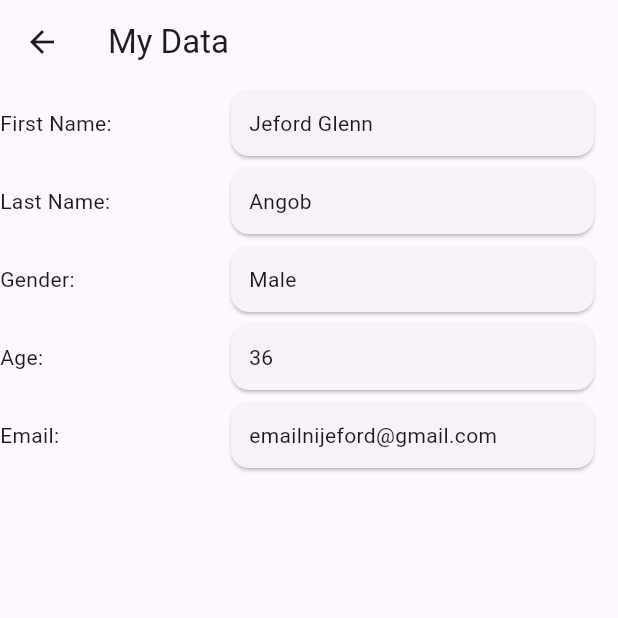
After one commit to fordy27/Mypage, a Flutter app: the screen it shows after launch, after a tap on "5.) My Data", on a phone screen of 412 x 824 dp, the top half of it. The commit adds this screen. Run offline on Flutter 3.47's test engine with Material 2 defaults, Android fonts, the phone set to English and light mode, and no system bars.

Commit message:
Added MyData nga page

```diff
--- a/lib/pages/home.page.dart
+++ b/lib/pages/home.page.dart
@@ -1,6 +1,7 @@
 import 'package:flutter/material.dart';
 import 'package:ford/pages/column.page.dart';
 import 'package:ford/pages/container.page.dart';
+import 'package:ford/pages/myData.page.dart';
 import 'package:ford/pages/row.page.dart';
 import 'package:ford/pages/text.page.dart';
 
@@ -79,6 +80,22 @@ class HomePage extends StatelessWidget {
               ),
             ),
           ),
+          InkWell(
+            onTap: () {
+              Navigator.push(
+                context,
+                MaterialPageRoute(
+                  builder: (context) => const MyData(),
+                ),
+              );
+            },
+            child: const Card(
+              child: Padding(
+                padding: EdgeInsets.all(12),
+                child: Text('5.) My Data'),
+              ),
+            ),
+          ),
         ],
       ),
     );
--- /dev/null
+++ b/lib/pages/myData.page.dart
@@ -0,0 +1,88 @@
+import 'package:flutter/material.dart';
+
+class MyData extends StatelessWidget {
+  const MyData({super.key});
+
+  @override
+  Widget build(BuildContext context) {
+    return Scaffold(
+      appBar: AppBar(
+        title: const Text("My Data"),
+      ),
+      body: const Column(
+        children: [
+          Row(
+            children: [
+              SizedBox(width: 150, child: Text("First Name:")),
+              SizedBox(
+                width: 250,
+                child: Card(
+                  child: Padding(
+                    padding: EdgeInsets.all(12),
+                    child: Text("Jeford Glenn"),
+                  ),
+                ),
+              )
+            ],
+          ),
+          Row(
+            children: [
+              SizedBox(width: 150, child: Text("Last Name:")),
+              SizedBox(
+                width: 250,
+                child: Card(
+                  child: Padding(
+                    padding: EdgeInsets.all(12),
+                    child: Text("Angob"),
+                  ),
+                ),
+              )
+            ],
+          ),
+          Row(
+            children: [
+              SizedBox(width:150,  child: Text("Gender:")),
+              SizedBox(
+                width: 250,
+                child: Card(
+                  child: Padding(
+                    padding: EdgeInsets.all(12),
+                    child: Text("Male"),
+                  ),
+                ),
+              )
+            ],
+          ),
+          Row(
+            children: [
+              SizedBox(width: 150, child: Text("Age:")),
+              SizedBox(
+                width: 250,
+                child: Card(
+                  child: Padding(
+                    padding: EdgeInsets.all(12),
+                    child: Text("36"),
+                  ),
+                ),
+              )
+            ],
+          ),
+          Row(
+            children: [
+              SizedBox(width: 150, child: Text("Email:")),
+              SizedBox(
+                width: 250,
+                child: Card(
+                  child: Padding(
+                    padding: EdgeInsets.all(12),
+                    child: Text("emailnijeford@gmail.com"),
+                  ),
+                ),
+              )
+            ],
+          ),
+        ],
+      ),
+    );
+  }
+}
```
